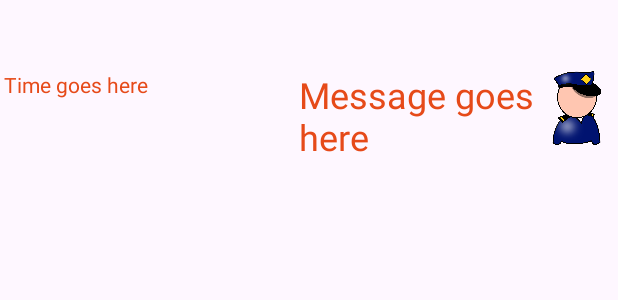
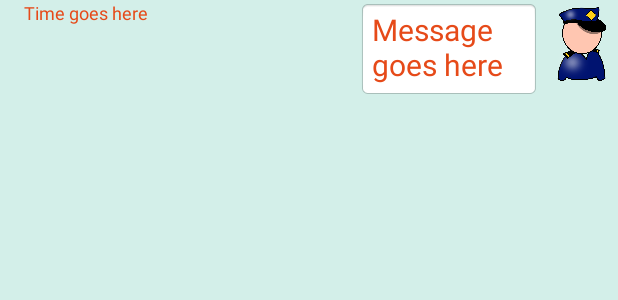
Before and after one commit to prabh-preet/Prabhpreet_Android_Labs, an Android app: the layout received_message.xml on its own in the app's theme, with its tools: preview values and no code run, on a phone screen of 412 x 824 dp. Shown: the top 300 px of the screen. Run offline under Robolectric (Android 15) with nearby library versions, the phone set to English and light mode, and no system bars.

```diff
--- a/app/src/main/res/layout/received_message.xml
+++ b/app/src/main/res/layout/received_message.xml
@@ -3,31 +3,27 @@
     xmlns:app="http://schemas.android.com/apk/res-auto"
     xmlns:tools="http://schemas.android.com/tools"
     android:layout_width="match_parent"
-    android:layout_height="match_parent">
+    android:layout_height="match_parent"
+    android:background="#D3EFE9">
 
     <TextView
-        android:id="@+id/receiveMessage"
-        android:layout_width="159dp"
-        android:layout_height="58dp"
-        android:layout_marginStart="1dp"
-        android:layout_marginBottom="673dp"
+        android:id="@+id/message"
+        android:layout_width="121dp"
+        android:layout_height="65dp"
+        android:background="@android:drawable/editbox_background"
         android:text="Message goes here"
-        android:textSize="24sp"
-        app:layout_constraintBottom_toBottomOf="parent"
+        android:textSize="20sp"
         app:layout_constraintEnd_toStartOf="@+id/imageView2"
-        app:layout_constraintStart_toEndOf="@+id/receiveTime"
+        app:layout_constraintStart_toEndOf="@+id/time"
         app:layout_constraintTop_toTopOf="parent" />
 
     <TextView
-        android:id="@+id/receiveTime"
-        android:layout_width="194dp"
-        android:layout_height="24dp"
-        android:layout_marginStart="3dp"
-        android:layout_marginEnd="1dp"
-        android:layout_marginBottom="707dp"
+        android:id="@+id/time"
+        android:layout_width="220dp"
+        android:layout_height="19dp"
+        android:layout_marginStart="16dp"
         android:text="Time goes here"
-        app:layout_constraintBottom_toBottomOf="parent"
-        app:layout_constraintEnd_toStartOf="@+id/receiveMessage"
+        android:textSize="12sp"
         app:layout_constraintStart_toStartOf="parent"
         app:layout_constraintTop_toTopOf="parent" />
 
@@ -35,11 +31,8 @@
         android:id="@+id/imageView2"
         android:layout_width="50dp"
         android:layout_height="50dp"
-        android:layout_marginEnd="4dp"
-        android:layout_marginBottom="681dp"
+        android:layout_marginTop="4dp"
         android:src="@drawable/receive_image"
-        app:layout_constraintBottom_toBottomOf="parent"
         app:layout_constraintEnd_toEndOf="parent"
-        app:layout_constraintStart_toEndOf="@+id/receiveMessage"
         app:layout_constraintTop_toTopOf="parent" />
 </androidx.constraintlayout.widget.ConstraintLayout>
--- a/app/src/main/res/values/colors.xml
+++ b/app/src/main/res/values/colors.xml
@@ -1,7 +1,7 @@
 <?xml version="1.0" encoding="utf-8"?>
 <resources>
 
-    <color name="my_primary">#512DA8</color>
+    <color name="my_primary">#7B1FA2</color>
     <color name="my_secondary">#009688</color>
     <color name="my_statusbar">#689F38</color>
     <color name="my_text">#E64A19</color>
```
Also changed, not shown: app/src/main/java/algonquin/cst2335/prabhpreetsandroidlabs/main/ChatRoom.java (+13 -12 lines), app/src/main/res/layout/activity_chat_room.xml (+24 -23 lines), app/src/main/res/layout/sent_message.xml (+16 -20 lines).
